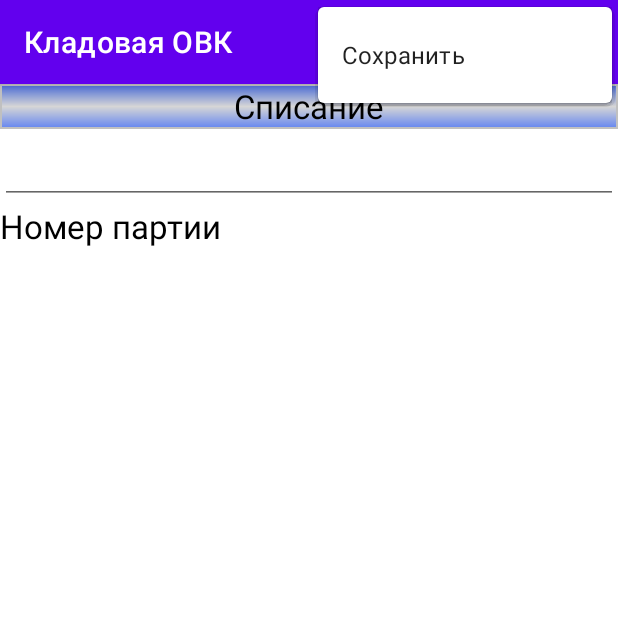
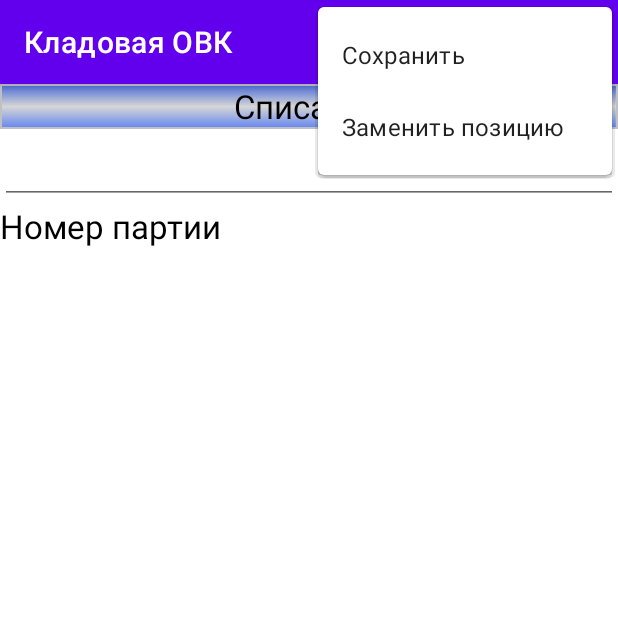
Before and after one commit to dtmary/TSD, an Android app: the rsx screen opened directly, with no data from a screen before it, with the options menu open, on a phone screen of 412 x 824 dp, the top half of it. Run offline under Robolectric (Android 15) with nearby library versions, the phone set to English and light mode, and no system bars; 5 statements that could not run were skipped.

Commit message:
Android oracle

```diff
--- /dev/null
+++ b/app/src/main/res/drawable/selector.xml
@@ -0,0 +1,5 @@
+<?xml version="1.0" encoding="utf-8"?>
+<selector xmlns:android="http://schemas.android.com/apk/res/android">
+    <item android:state_selected="true"
+        android:drawable="@color/Accent"/>
+</selector>
--- a/app/src/main/res/layout/activity_rsx.xml
+++ b/app/src/main/res/layout/activity_rsx.xml
@@ -50,7 +50,9 @@
     <ListView
         android:id="@+id/ltRoot"
         android:layout_width="match_parent"
-        android:layout_height="match_parent">
+        android:layout_height="match_parent"
+        android:listSelector="@drawable/selector"
+        android:choiceMode="singleChoice">
     </ListView>
 
 
--- a/app/src/main/res/menu/rsx_menu.xml
+++ b/app/src/main/res/menu/rsx_menu.xml
@@ -5,4 +5,9 @@
         android:orderInCategory="1"
         android:textColor="@color/black"
         android:title="Сохранить" />
+    <item
+        android:id="@+id/act_zam"
+        android:orderInCategory="2"
+        android:textColor="@color/black"
+        android:title="Заменить позицию" />
 </menu>
--- a/app/src/main/res/values/colors.xml
+++ b/app/src/main/res/values/colors.xml
@@ -12,4 +12,5 @@
     <color name="Grey">#A0A0A0</color>
     <color name="WhiteGreen">#D4F3D1</color>
     <color name="WhiteRed">#F4D3D1</color>
+    <color name="Selected">#9999DD</color>
 </resources>
```
Also changed, not shown: app/src/main/java/com/example/TSD/rsx.java (+55 -5 lines).
